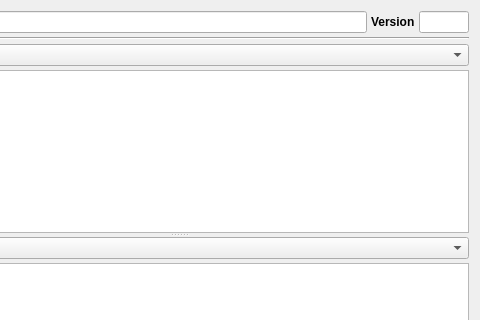
Above: kleiner-brauhelfer/tabdatenbank.ui from kleiner-brauhelfer/kleiner-brauhelfer-2 before the change; both pictures show x 123 to 603 and y 0 to 320 of the 603 by 437 pixel window. Below: the same form after it.
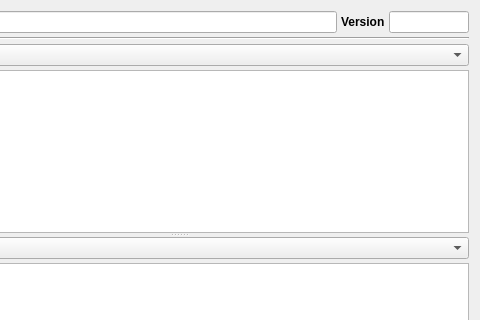
That is the form after the change. Custom widgets are drawn as their Qt base class.

Diff of the .ui file:
```diff
--- a/kleiner-brauhelfer/tabdatenbank.ui
+++ b/kleiner-brauhelfer/tabdatenbank.ui
@@ -56,13 +56,13 @@
       <widget class="QLineEdit" name="tbDatenbankVersion">
        <property name="minimumSize">
         <size>
-         <width>50</width>
+         <width>80</width>
          <height>0</height>
         </size>
        </property>
        <property name="maximumSize">
         <size>
-         <width>50</width>
+         <width>80</width>
          <height>16777215</height>
         </size>
        </property>
```
